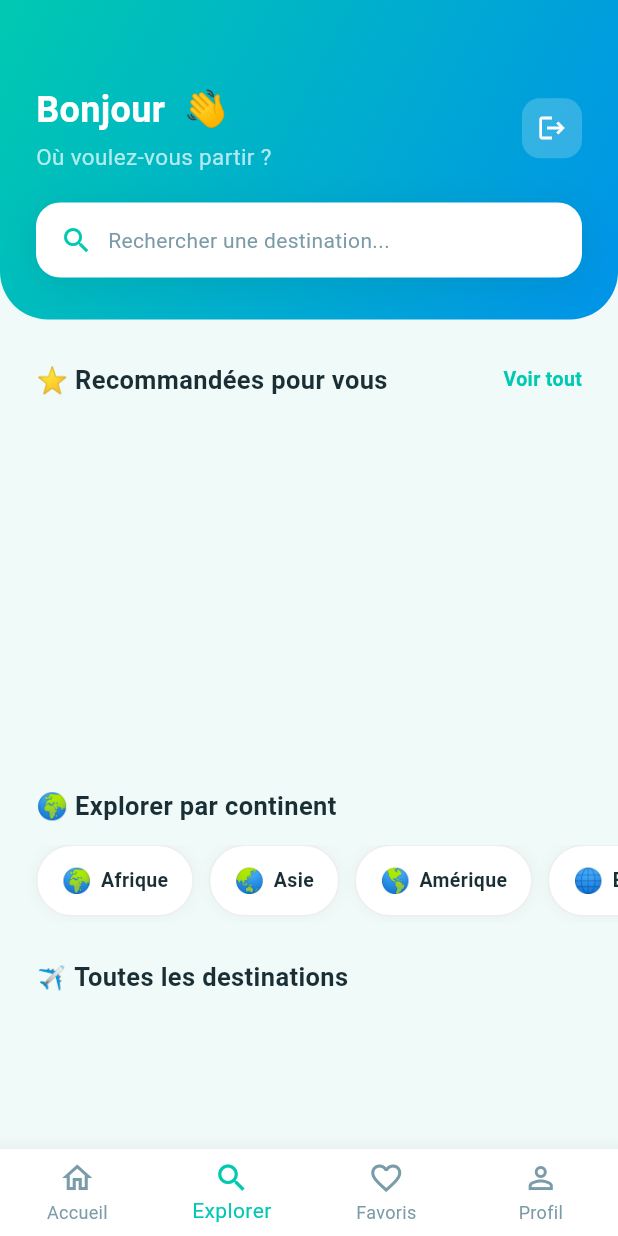
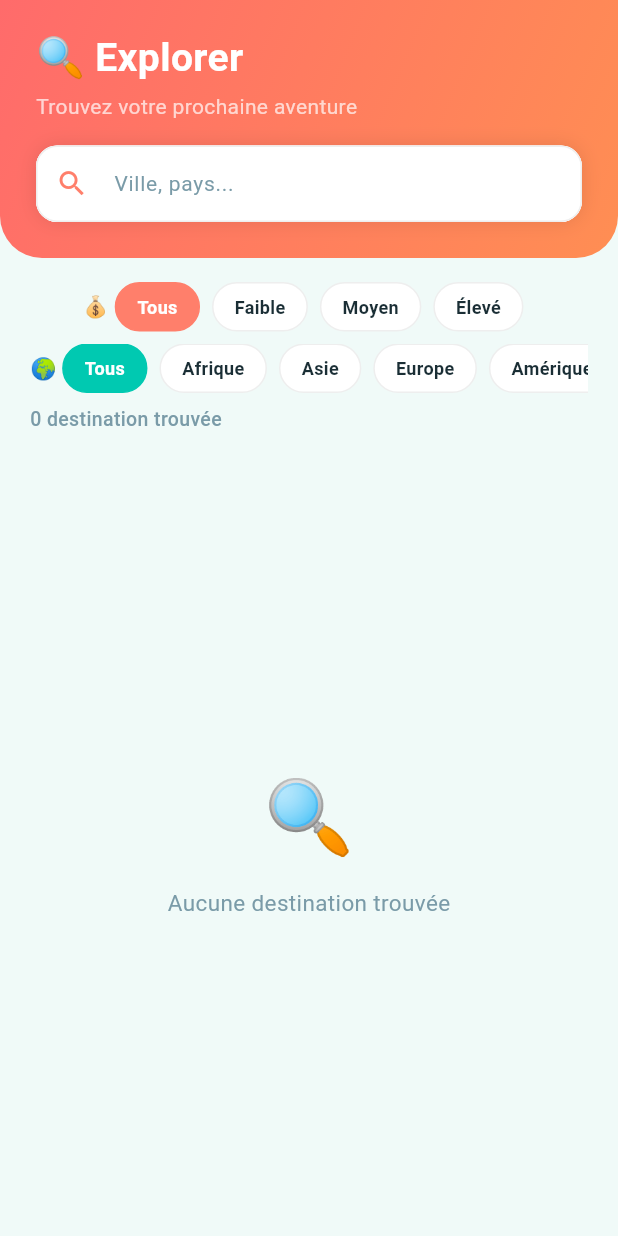
Before and after one commit to Lylouuu/-voyage_app, a Flutter app: the screen it shows once a user with an empty profile is signed in, item 2 of the bottom bar chosen, on a phone screen of 412 x 824 dp. Run offline on Flutter 3.47's test engine with Material 3 defaults, Android fonts, the phone set to English and light mode, and no system bars; our stand-ins replace cached_network_image, flutter_dotenv, supabase_flutter; accounts and stored records are empty; Roboto replaces fonts that are missing (Poppins).

Commit message:
feat: ecran recherche avec filtres fonctionnel

```diff
--- /dev/null
+++ b/lib/features/search/screens/search_screen.dart
@@ -0,0 +1,457 @@
+import 'package:cached_network_image/cached_network_image.dart';
+import 'package:flutter/material.dart';
+import 'package:supabase_flutter/supabase_flutter.dart';
+import 'package:voyage_app/core/theme/app_theme.dart';
+import 'package:voyage_app/features/detail/screens/detail_screen.dart';
+
+class SearchScreen extends StatefulWidget {
+  const SearchScreen({super.key});
+
+  @override
+  State<SearchScreen> createState() => _SearchScreenState();
+}
+
+class _SearchScreenState extends State<SearchScreen> {
+  final _supabase = Supabase.instance.client;
+  final _searchController = TextEditingController();
+
+  List<Map<String, dynamic>> _results = [];
+  List<Map<String, dynamic>> _allVilles = [];
+  bool _loading = false;
+  String _selectedBudget = '';
+  String _selectedContinent = '';
+
+  @override
+  void initState() {
+    super.initState();
+    _loadAll();
+  }
+
+  @override
+  void dispose() {
+    _searchController.dispose();
+    super.dispose();
+  }
+
+  Future<void> _loadAll() async {
+    setState(() => _loading = true);
+    final villes = await _supabase
+        .from('villes')
+        .select('*, pays(nom, continent, langue, monnaie, climat)')
+        .order('popularite', ascending: false);
+    if (mounted) {
+      setState(() {
+        _allVilles = List<Map<String, dynamic>>.from(villes);
+        _results = _allVilles;
+        _loading = false;
+      });
+    }
+  }
+
+  void _filter() {
+    final q = _searchController.text.toLowerCase();
+    setState(() {
+      _results = _allVilles.where((v) {
+        final matchQ =
+            q.isEmpty ||
+            (v['nom'] ?? '').toLowerCase().contains(q) ||
+            (v['pays']?['nom'] ?? '').toLowerCase().contains(q);
+        final matchB =
+            _selectedBudget.isEmpty || v['niveau_budget'] == _selectedBudget;
+        final matchC =
+            _selectedContinent.isEmpty ||
+            v['pays']?['continent'] == _selectedContinent;
+        return matchQ && matchB && matchC;
+      }).toList();
+    });
+  }
+
+  @override
+  Widget build(BuildContext context) {
+    return Scaffold(
+      backgroundColor: AppTheme.background,
+      body: SafeArea(
+        child: Column(
+          children: [
+            // Header
+            Container(
+              padding: const EdgeInsets.fromLTRB(24, 20, 24, 24),
+              decoration: const BoxDecoration(
+                gradient: LinearGradient(
+                  begin: Alignment.topLeft,
+                  end: Alignment.bottomRight,
+                  colors: [Color(0xFFFF6B6B), Color(0xFFFF8E53)],
+                ),
+                borderRadius: BorderRadius.only(
+                  bottomLeft: Radius.circular(28),
+                  bottomRight: Radius.circular(28),
+                ),
+              ),
+              child: Column(
+                crossAxisAlignment: CrossAxisAlignment.start,
+                children: [
+                  const Text(
+                    '🔍 Explorer',
+                    style: TextStyle(
+                      fontSize: 26,
+                      fontWeight: FontWeight.bold,
+                      color: Colors.white,
+                    ),
+                  ),
+                  const SizedBox(height: 4),
+                  const Text(
+                    'Trouvez votre prochaine aventure',
+                    style: TextStyle(fontSize: 14, color: Colors.white70),
+                  ),
+                  const SizedBox(height: 16),
+                  // Barre de recherche
+                  Container(
+                    decoration: BoxDecoration(
+                      color: Colors.white,
+                      borderRadius: BorderRadius.circular(14),
+                      boxShadow: [
+                        BoxShadow(
+                          color: Colors.black.withOpacity(0.1),
+                          blurRadius: 10,
+                        ),
+                      ],
+                    ),
+                    child: TextField(
+                      controller: _searchController,
+                      onChanged: (_) => _filter(),
+                      style: const TextStyle(
+                        fontSize: 15,
+                        color: AppTheme.dark,
+                      ),
+                      decoration: InputDecoration(
+                        hintText: 'Ville, pays...',
+                        hintStyle: TextStyle(
+                          color: AppTheme.muted,
+                          fontSize: 14,
+                        ),
+                        prefixIcon: const Icon(
+                          Icons.search,
+                          color: AppTheme.coral,
+                          size: 22,
+                        ),
+                        suffixIcon: _searchController.text.isNotEmpty
+                            ? IconButton(
+                                icon: const Icon(
+                                  Icons.clear,
+                                  color: AppTheme.muted,
+                                  size: 20,
+                                ),
+                                onPressed: () {
+                                  _searchController.clear();
+                                  _filter();
+                                },
+                              )
+                            : null,
+                        border: InputBorder.none,
+                        contentPadding: const EdgeInsets.symmetric(
+                          horizontal: 16,
+                          vertical: 14,
+                        ),
+                      ),
+                    ),
+                  ),
+                ],
+              ),
+            ),
+
+            // Filtres
+            Padding(
+              padding: const EdgeInsets.fromLTRB(20, 16, 20, 8),
+              child: Column(
+                children: [
+                  // Budget
+                  SingleChildScrollView(
+                    scrollDirection: Axis.horizontal,
+                    child: Row(
+                      children: [
+                        const Text('💰 ', style: TextStyle(fontSize: 14)),
+                        ...['', 'Faible', 'Moyen', 'Élevé'].map((b) {
+                          final selected = _selectedBudget == b;
+                          return GestureDetector(
+                            onTap: () {
+                              setState(() => _selectedBudget = b);
+                              _filter();
+                            },
+                            child: Container(
+                              margin: const EdgeInsets.only(right: 8),
+                              padding: const EdgeInsets.symmetric(
+                                horizontal: 14,
+                                vertical: 7,
+                              ),
+                              decoration: BoxDecoration(
+                                color: selected ? AppTheme.coral : Colors.white,
+                                borderRadius: BorderRadius.circular(50),
+                                border: Border.all(
+                                  color: selected
+                                      ? AppTheme.coral
+                                      : Colors.grey.shade200,
+                                ),
+                              ),
+                              child: Text(
+                                b.isEmpty ? 'Tous' : b,
+                                style: TextStyle(
+                                  fontSize: 12,
+                                  fontWeight: FontWeight.w600,
+                                  color: selected
+                                      ? Colors.white
+                                      : AppTheme.dark,
+                                ),
+                              ),
+                            ),
+                          );
+                        }),
+                      ],
+                    ),
+                  ),
+                  const SizedBox(height: 8),
+                  // Continent
+                  SingleChildScrollView(
+                    scrollDirection: Axis.horizontal,
+                    child: Row(
+                      children: [
+                        const Text('🌍 ', style: TextStyle(fontSize: 14)),
+                        ...['', 'Afrique', 'Asie', 'Europe', 'Amérique'].map((
+                          c,
+                        ) {
+                          final selected = _selectedContinent == c;
+                          return GestureDetector(
+                            onTap: () {
+                              setState(() => _selectedContinent = c);
+                              _filter();
+                            },
+                            child: Container(
+                              margin: const EdgeInsets.only(right: 8),
+                              padding: const EdgeInsets.symmetric(
+                                horizontal: 14,
+                                vertical: 7,
+                              ),
+                              decoration: BoxDecoration(
+                                color: selected
+                                    ? AppTheme.primary
+                                    : Colors.white,
+                                borderRadius: BorderRadius.circular(50),
+                                border: Border.all(
+                                  color: selected
+                                      ? AppTheme.primary
+                                      : Colors.grey.shade200,
+                                ),
+                              ),
+                              child: Text(
+                                c.isEmpty ? 'Tous' : c,
+                                style: TextStyle(
+                                  fontSize: 12,
+                                  fontWeight: FontWeight.w600,
+                                  color: selected
+                                      ? Colors.white
+                                      : AppTheme.dark,
+                                ),
+                              ),
+                            ),
+                          );
+                        }),
+                      ],
+                    ),
+                  ),
+                ],
+              ),
+            ),
+
+            // Résultats
+            Padding(
+              padding: const EdgeInsets.symmetric(horizontal: 20),
+              child: Row(
+                children: [
+                  Text(
+                    '${_results.length} destination${_results.length > 1 ? 's' : ''} trouvée${_results.length > 1 ? 's' : ''}',
+                    style: TextStyle(
+                      fontSize: 13,
+                      color: AppTheme.muted,
+                      fontWeight: FontWeight.w500,
+                    ),
+                  ),
+                ],
+              ),
+            ),
+
+            const SizedBox(height: 10),
+
+            // Liste
+            Expanded(
+              child: _loading
+                  ? const Center(
+                      child: CircularProgressIndicator(color: AppTheme.primary),
+                    )
+                  : _results.isEmpty
+                  ? Center(
+                      child: Column(
+                        mainAxisAlignment: MainAxisAlignment.center,
+                        children: [
+                          const Text('🔍', style: TextStyle(fontSize: 48)),
+                          const SizedBox(height: 12),
+                          Text(
+                            'Aucune destination trouvée',
+                            style: TextStyle(
+                              color: AppTheme.muted,
+                              fontSize: 15,
+                            ),
+                          ),
+                        ],
+                      ),
+                    )
+                  : ListView.builder(
+                      padding: const EdgeInsets.symmetric(horizontal: 20),
+                      itemCount: _results.length,
+                      itemBuilder: (_, i) => _buildResultCard(_results[i]),
+                    ),
+            ),
+          ],
+        ),
+      ),
+    );
+  }
+
+  Widget _buildResultCard(Map<String, dynamic> ville) {
+    final budget = ville['niveau_budget'] ?? '';
+    final budgetColor = budget == 'Faible'
+        ? const Color(0xFF4CAF50)
+        : budget == 'Élevé'
+        ? const Color(0xFFFF6B6B)
+        : const Color(0xFFFFD97D);
+
+    return GestureDetector(
+      onTap: () {
+        Navigator.push(
+          context,
+          MaterialPageRoute(builder: (_) => DetailScreen(ville: ville)),
+        );
+      },
+      child: Container(
+        margin: const EdgeInsets.only(bottom: 12),
+        decoration: BoxDecoration(
+          color: Colors.white,
+          borderRadius: BorderRadius.circular(18),
+          border: Border.all(color: Colors.grey.shade100),
+          boxShadow: [
+            BoxShadow(
+              color: Colors.black.withOpacity(0.06),
+              blurRadius: 10,
+              offset: const Offset(0, 4),
+            ),
+          ],
+        ),
+        child: Row(
+          children: [
+            // Image
+            ClipRRect(
+              borderRadius: const BorderRadius.only(
+                topLeft: Radius.circular(18),
+                bottomLeft: Radius.circular(18),
+              ),
+              child: CachedNetworkImage(
+                imageUrl: ville['image_url'] ?? '',
+                width: 100,
+                height: 100,
+                fit: BoxFit.cover,
+                placeholder: (_, __) => Container(
+                  color: AppTheme.primary.withOpacity(0.15),
+                  width: 100,
+                  height: 100,
+                ),
+                errorWidget: (_, __, ___) => Container(
+                  color: AppTheme.primary.withOpacity(0.15),
+                  width: 100,
+                  height: 100,
+                  child: const Icon(
+                    Icons.image_outlined,
+                    color: AppTheme.primary,
+                  ),
+                ),
+              ),
+            ),
+            // Infos
+            Expanded(
+              child: Padding(
+                padding: const EdgeInsets.all(14),
+                child: Column(
+                  crossAxisAlignment: CrossAxisAlignment.start,
+                  children: [
+                    Text(
+                      ville['nom'] ?? '',
+                      style: const TextStyle(
+                        fontSize: 16,
+                        fontWeight: FontWeight.bold,
+                        color: AppTheme.dark,
+                      ),
+                    ),
+                    const SizedBox(height: 4),
+                    Row(
+                      children: [
+                        const Icon(
+                          Icons.location_on,
+                          color: AppTheme.muted,
+                          size: 13,
+                        ),
+                        const SizedBox(width: 3),
+                        Text(
+                          '${ville['pays']?['nom'] ?? ''} · ${ville['pays']?['continent'] ?? ''}',
+                          style: TextStyle(fontSize: 12, color: AppTheme.muted),
+                        ),
+                      ],
+                    ),
+                    const SizedBox(height: 8),
+                    Row(
+                      children: [
+                        Container(
+                          padding: const EdgeInsets.symmetric(
+                            horizontal: 10,
+                            vertical: 4,
+                          ),
+                          decoration: BoxDecoration(
+                            color: budgetColor.withOpacity(0.15),
+                            borderRadius: BorderRadius.circular(50),
+                          ),
+                          child: Text(
+                            budget,
+                            style: TextStyle(
+                              fontSize: 11,
+                              fontWeight: FontWeight.w600,
+                              color: budgetColor,
+                            ),
+                          ),
+                        ),
+                        const Spacer(),
+                        const Icon(
+                          Icons.star,
+                          color: Color(0xFFFFD97D),
+                          size: 14,
+                        ),
+                        const SizedBox(width: 3),
+                        Text(
+                          '${ville['popularite'] ?? ''}',
+                          style: const TextStyle(
+                            fontSize: 13,
+                            fontWeight: FontWeight.w600,
+                            color: AppTheme.dark,
+                          ),
+                        ),
+                      ],
+                    ),
+                  ],
+                ),
+              ),
+            ),
+            const Padding(
+              padding: EdgeInsets.only(right: 12),
+              child: Icon(Icons.chevron_right, color: AppTheme.muted, size: 20),
+            ),
+          ],
+        ),
+      ),
+    );
+  }
+}
--- a/lib/main.dart
+++ b/lib/main.dart
@@ -30,37 +30,23 @@ class MyApp extends StatelessWidget {
   }
 }
 
-class AuthWrapper extends StatefulWidget {
+class AuthWrapper extends StatelessWidget {
   const AuthWrapper({super.key});
-
-  @override
-  State<AuthWrapper> createState() => _AuthWrapperState();
-}
-
-class _AuthWrapperState extends State<AuthWrapper> {
-  final _supabase = Supabase.instance.client;
-  Future<Map<String, dynamic>?>? _prefFuture;
-  String? _userId;
 
   @override
   Widget build(BuildContext context) {
     return StreamBuilder(
-      stream: _supabase.auth.onAuthStateChange,
+      stream: Supabase.instance.client.auth.onAuthStateChange,
       builder: (context, snapshot) {
         if (snapshot.hasData) {
           final session = snapshot.data!.session;
           if (session != null) {
-            // Ne recrée la future que si l'utilisateur change
-            if (_userId != session.user.id) {
-              _userId = session.user.id;
-              _prefFuture = _supabase
+            return FutureBuilder(
+              future: Supabase.instance.client
                   .from('preferences')
                   .select()
                   .eq('id_user', session.user.id)
-                  .maybeSingle();
-            }
-            return FutureBuilder(
-              future: _prefFuture,
+                  .maybeSingle(),
               builder: (context, prefSnapshot) {
                 if (prefSnapshot.connectionState == ConnectionState.waiting) {
                   return const Scaffold(
@@ -69,11 +55,9 @@ class _AuthWrapperState extends State<AuthWrapper> {
                     ),
                   );
                 }
-                // Pas de préférences → Onboarding
                 if (prefSnapshot.data == null) {
                   return const OnboardingScreen();
                 }
-                // Préférences existantes → Accueil
                 return const HomeScreen();
               },
             );
```
Also changed, not shown: lib/features/home/screens/home_screen.dart (+7 -1 lines).
